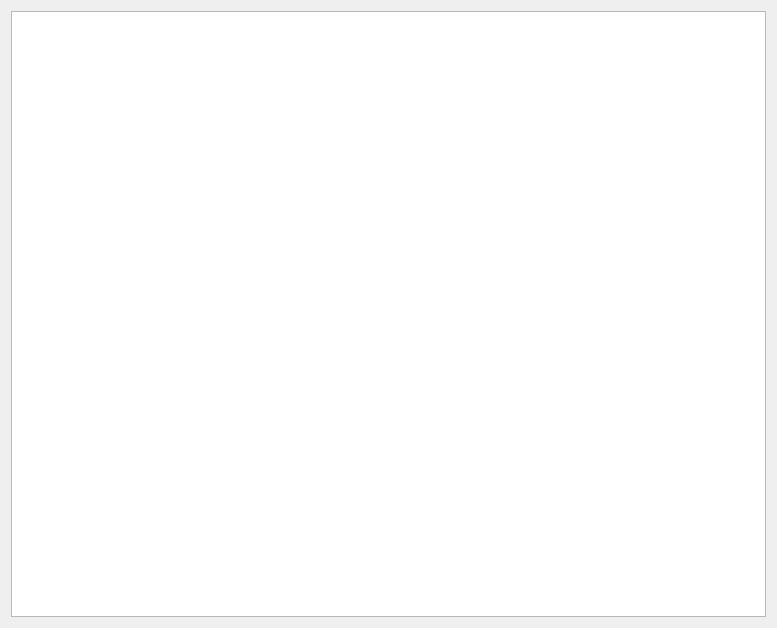
This is logview.ui in RuscherGerhard/surface as Qt 5 draws it before an edit. The edited form follows.
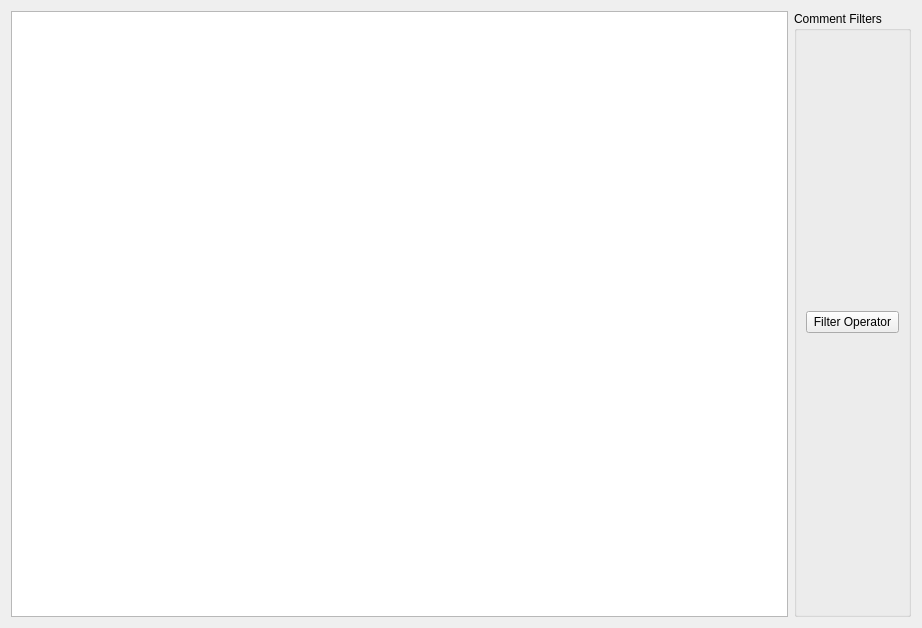
This is the edited form.

The edit to the form file:
```diff
--- a/logview.ui
+++ b/logview.ui
@@ -6,7 +6,7 @@
    <rect>
     <x>0</x>
     <y>0</y>
-    <width>777</width>
+    <width>922</width>
     <height>628</height>
    </rect>
   </property>
@@ -17,6 +17,25 @@
    <item row="0" column="0">
     <widget class="QTextBrowser" name="textBrowser"/>
    </item>
+   <item row="0" column="1">
+    <widget class="QGroupBox" name="groupBox">
+     <property name="title">
+      <string>Comment Filters</string>
+     </property>
+     <layout class="QGridLayout" name="gridLayout_2">
+      <item row="0" column="0">
+       <widget class="QPushButton" name="FilterOperatorBtn">
+        <property name="text">
+         <string>Filter Operator</string>
+        </property>
+        <property name="checkable">
+         <bool>true</bool>
+        </property>
+       </widget>
+      </item>
+     </layout>
+    </widget>
+   </item>
   </layout>
  </widget>
  <resources/>
```
